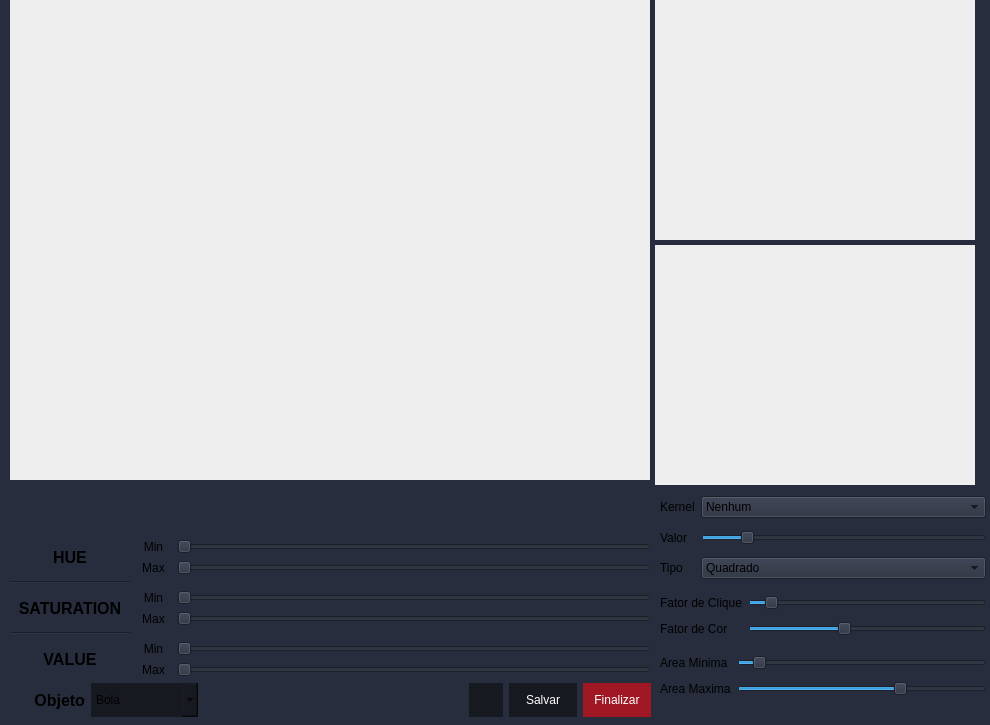
Before: the Qt Designer form reddragons/interface/ui_files/cores.ui in Red-Dragons-UFSCar/red-visao, drawn with Qt 5.
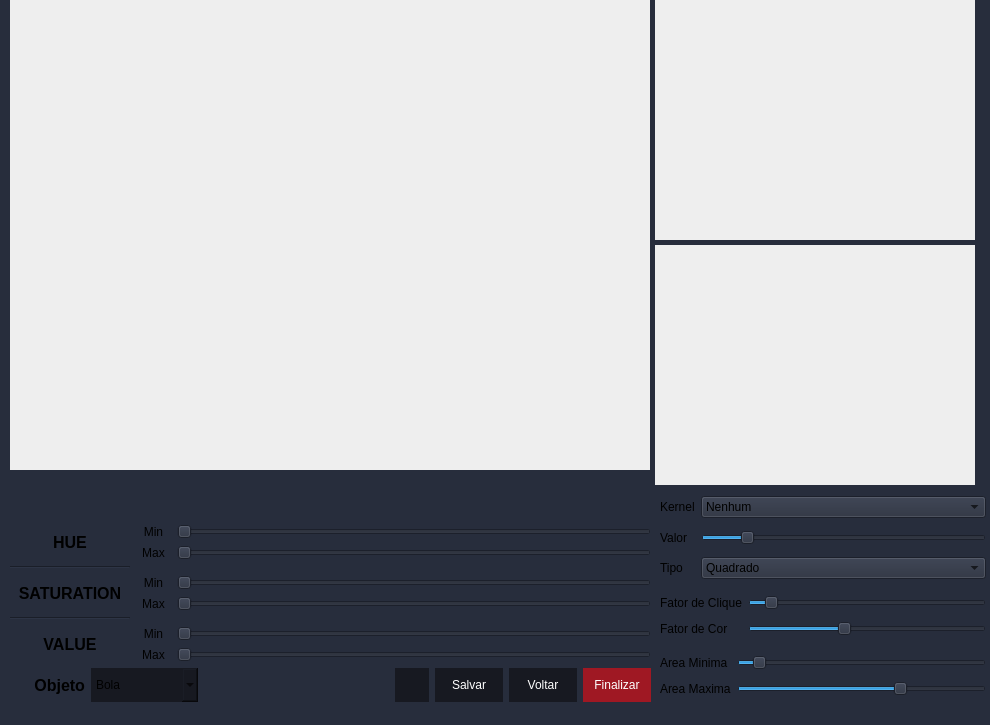
After: the same form once the commit is applied. Icons and pictures are not drawn.

Commit message: add voltar cores

The edit to the form file:
```diff
--- a/reddragons/interface/ui_files/cores.ui
+++ b/reddragons/interface/ui_files/cores.ui
@@ -49,7 +49,7 @@
     <property name="geometry">
      <rect>
       <x>10</x>
-      <y>485</y>
+      <y>470</y>
       <width>641</width>
       <height>232</height>
      </rect>
@@ -446,6 +446,31 @@
          </property>
         </widget>
        </item>
+       <item>
+        <widget class="QPushButton" name="QT_btVoltar">
+         <property name="minimumSize">
+          <size>
+           <width>68</width>
+           <height>34</height>
+          </size>
+         </property>
+         <property name="maximumSize">
+          <size>
+           <width>100</width>
+           <height>16777215</height>
+          </size>
+         </property>
+         <property name="styleSheet">
+          <string notr="true">border-radius:0px;
+background-color: rgb(23, 25, 33);
+color: rgb(255, 255, 255);
+</string>
+         </property>
+         <property name="text">
+          <string>Voltar</string>
+         </property>
+        </widget>
+       </item>
        <item>
         <widget class="QPushButton" name="QT_btFinalizar">
          <property name="minimumSize">
```
Left out of the diff: 88 changed lines with no effect on the pictures. The commit also changes 1 other file.
